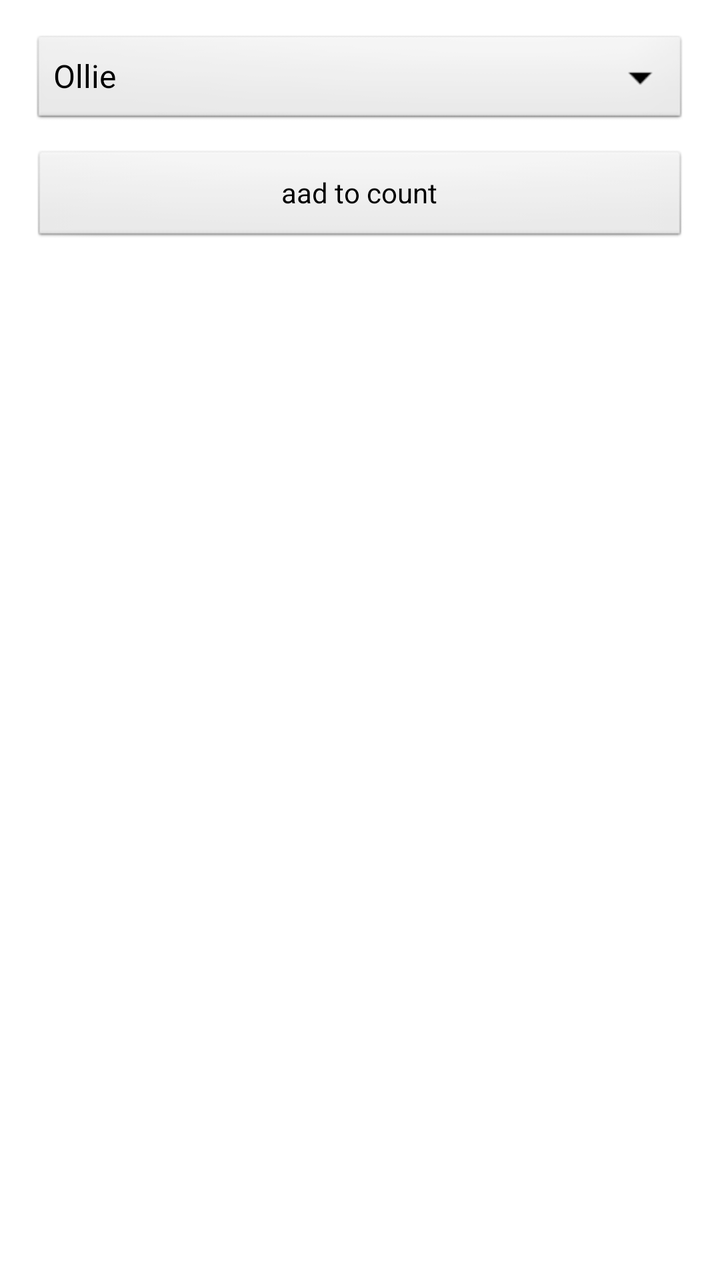
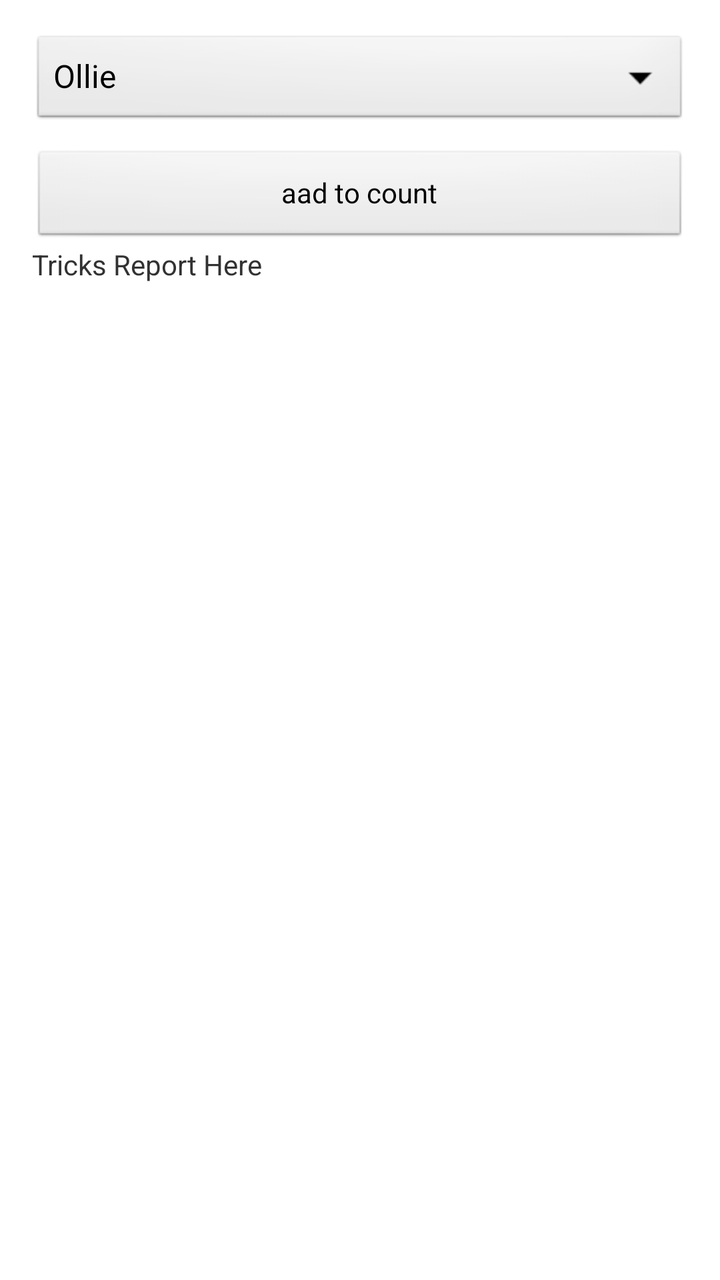

An Android layout rendered at two revisions. The XML below is the earlier revision; the diff shows what the commit changed to produce the second picture.
<!-- AndroidManifest.xml: application theme AppTheme -->
<!-- res/layout/activity_skate_sess.xml -->
<?xml version="1.0" encoding="utf-8"?>
<LinearLayout xmlns:android="http://schemas.android.com/apk/res/android"
xmlns:app="http://schemas.android.com/apk/res-auto"
xmlns:tools="http://schemas.android.com/tools"
android:layout_width="fill_parent"
android:layout_height="fill_parent"
android:orientation="vertical"
android:padding="16dp"
tools:context="com.emptyart.skatetrickscount.SkateSessActivity">

<Spinner
    android:id="@+id/my_spinner"
    style="@android:style/Widget.Spinner"
    android:entries="@array/skate_tricks"
    android:layout_width="fill_parent"
    android:layout_height="wrap_content" />

    <Button
        android:id="@+id/my_button"
        style="@android:style/Widget.Button"
        android:layout_width="fill_parent"
        android:layout_height="wrap_content"
        android:layout_marginTop="10dip"
        android:text="@string/btn_text" />

</LinearLayout>
<!-- resources referenced by this layout -->
<resources>
  <string-array name="skate_tricks">
          <item>Ollie</item>
          <item>Flip</item>
          <item>BackFlip</item>
          <item>FrontSide180</item>
          <item>BackSide180</item>
      </string-array>
  <string name="btn_text">aad to count</string>
  <style name="AppTheme" parent="android:Theme.Light">
          
      </style>
</resources>

<!-- the commit's change to res/layout/activity_skate_sess.xml (unified diff, before → after) -->
@@ -23,4 +23,10 @@
         android:layout_marginTop="10dip"
         android:text="@string/btn_text" />
 
+    <TextView
+        android:id="@+id/textView"
+        android:layout_width="match_parent"
+        android:layout_height="wrap_content"
+        android:text="Tricks Report Here" />
+
 </LinearLayout>
